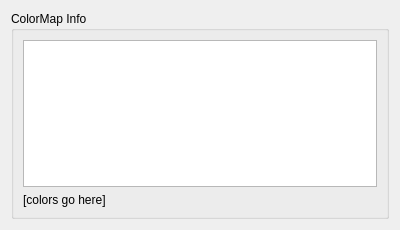
Above: src/Interface/Modules/Visualization/ReportColorMapInfo.ui from SCIInstitute/SCIRun before the change. Below: the same form after it.
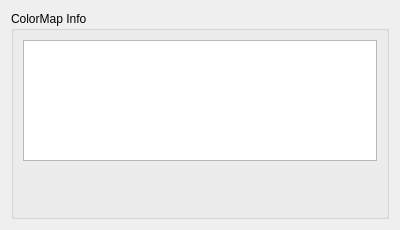
That is the form after the change.

Commit message: Display colormap preview

What changed in the file:
```diff
--- a/src/Interface/Modules/Visualization/ReportColorMapInfo.ui
+++ b/src/Interface/Modules/Visualization/ReportColorMapInfo.ui
@@ -50,8 +50,14 @@
       </item>
       <item row="1" column="0">
        <widget class="QLabel" name="colorMapLabel_">
+        <property name="minimumSize">
+         <size>
+          <width>0</width>
+          <height>40</height>
+         </size>
+        </property>
         <property name="text">
-         <string>[colors go here]</string>
+         <string/>
         </property>
        </widget>
       </item>
```
The commit also changes 1 other file.
